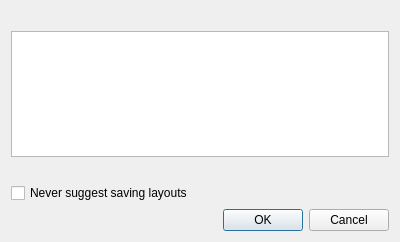
This is client/src/ui/dialogs/resource_list_dialog.ui in networkoptix/nx_open as Qt 5 draws it before an edit. The edited form follows.
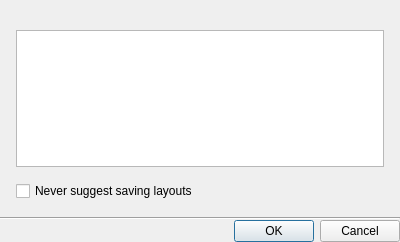
This is the edited form.

Commit message:
VMS-2217: horizontal separator lines above buttonboxes
<==== Mercurial data ====>
Branch: dev_3.0.0_gui

```diff
--- a/client/src/ui/dialogs/resource_list_dialog.ui
+++ b/client/src/ui/dialogs/resource_list_dialog.ui
@@ -13,7 +13,36 @@
   <property name="windowTitle">
    <string/>
   </property>
+  <layout class="QVBoxLayout" name="verticalLayout_1">
+   <property name="spacing">
+    <number>0</number>
+   </property>
+   <property name="leftMargin">
+    <number>0</number>
+   </property>
+   <property name="topMargin">
+    <number>0</number>
+   </property>
+   <property name="rightMargin">
+    <number>0</number>
+   </property>
+   <property name="bottomMargin">
+    <number>0</number>
+   </property>
+   <item>
   <layout class="QVBoxLayout" name="verticalLayout">
+     <property name="leftMargin">
+      <number>16</number>
+     </property>
+     <property name="topMargin">
+      <number>16</number>
+     </property>
+     <property name="rightMargin">
+      <number>16</number>
+     </property>
+     <property name="bottomMargin">
+      <number>16</number>
+     </property>
    <item>
     <widget class="QLabel" name="topLabel">
      <property name="text">
@@ -60,6 +89,15 @@
     <widget class="QCheckBox" name="doNotAskAgainCheckBox">
      <property name="text">
       <string>Never suggest saving layouts</string>
+       </property>
+      </widget>
+     </item>
+    </layout>
+   </item>
+   <item>
+    <widget class="Line" name="line">
+     <property name="orientation">
+      <enum>Qt::Horizontal</enum>
      </property>
     </widget>
    </item>
```
Lines whose indentation alone changed are shown as unchanged. The commit also changes 3 other files.
